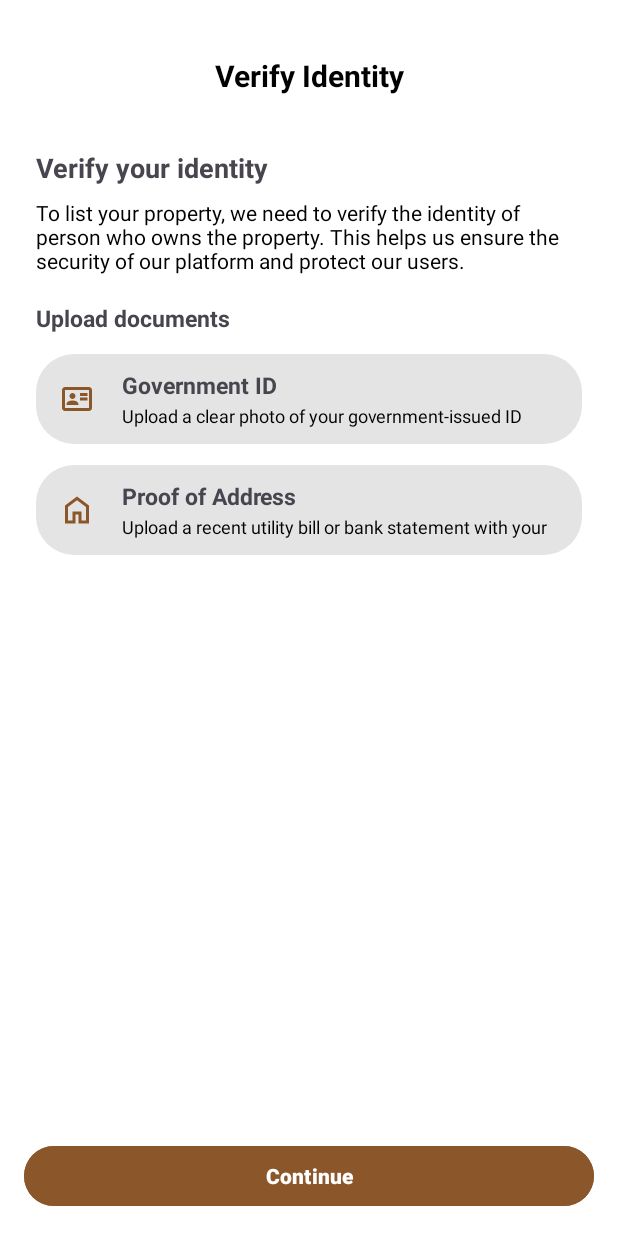
After one commit to diya1094/Essence, an Android app: the IdentityUploadActivity screen opened directly, with no data from a screen before it, on a phone screen of 412 x 824 dp. The commit adds this screen. Run offline under Robolectric (Android 15) with nearby library versions, the phone set to English and light mode, and no system bars.

Commit message:
Image Upload is done

```diff
--- a/app/src/main/AndroidManifest.xml
+++ b/app/src/main/AndroidManifest.xml
@@ -17,6 +17,12 @@
         android:supportsRtl="true"
         android:theme="@style/Theme.Essence"
         tools:targetApi="31">
+        <activity
+            android:name=".AdditionalDocsActivity"
+            android:exported="false" />
+        <activity
+            android:name=".IdentityUploadActivity"
+            android:exported="false" />
         <activity
             android:name=".NotificationHelper"
             android:exported="false" />
--- /dev/null
+++ b/app/src/main/java/com/example/essence/IdentityUploadActivity.kt
@@ -0,0 +1,57 @@
+package com.example.essence
+
+import PropertySingleton
+import android.content.Intent
+import android.net.Uri
+import android.os.Bundle
+import android.widget.Button
+import android.widget.LinearLayout
+import android.widget.Toast
+import androidx.activity.result.contract.ActivityResultContracts
+import androidx.appcompat.app.AppCompatActivity
+
+class IdentityUploadActivity : AppCompatActivity() {
+
+    private var proofOfIdUri: Uri? = null
+    private var proofOfAddressUri: Uri? = null
+
+    private lateinit var continueToNextDocBtn: Button
+
+    private val selectProofOfId = registerForActivityResult(ActivityResultContracts.GetContent()) { uri: Uri? ->
+        if (uri != null) {
+            proofOfIdUri = uri
+            Toast.makeText(this, "Selected Government ID", Toast.LENGTH_SHORT).show()
+            tryEnableContinue()
+        }
+    }
+    private val selectProofOfAddress = registerForActivityResult(ActivityResultContracts.GetContent()) { uri: Uri? ->
+        if (uri != null) {
+            proofOfAddressUri = uri
+            Toast.makeText(this, "Selected Address Proof", Toast.LENGTH_SHORT).show()
+            tryEnableContinue()
+        }
+    }
+
+    override fun onCreate(savedInstanceState: Bundle?) {
+        super.onCreate(savedInstanceState)
+        setContentView(R.layout.activity_identity_upload) // your xml filename
+
+        findViewById<LinearLayout>(R.id.govtIdCard).setOnClickListener { selectProofOfId.launch("*/*") }
+        findViewById<LinearLayout>(R.id.addressCard).setOnClickListener { selectProofOfAddress.launch("*/*") }
+        continueToNextDocBtn = findViewById(R.id.continueToPaymentBtn)
+        continueToNextDocBtn.setOnClickListener { goToNextDocActivity() }
+        tryEnableContinue()
+    }
+
+    private fun tryEnableContinue() {
+        continueToNextDocBtn.isEnabled = (proofOfIdUri != null && proofOfAddressUri != null)
+    }
+
+    private fun goToNextDocActivity() {
+        PropertySingleton.identityDocUri = proofOfIdUri
+        PropertySingleton.addressDocUri = proofOfAddressUri
+
+        val nextDocIntent = Intent(this, AdditionalDocsActivity::class.java)
+        startActivity(nextDocIntent)
+    }
+}
--- /dev/null
+++ b/app/src/main/res/drawable/ic_address.xml
@@ -0,0 +1,9 @@
+<vector xmlns:android="http://schemas.android.com/apk/res/android"
+    android:width="24dp"
+    android:height="24dp"
+    android:viewportWidth="960"
+    android:viewportHeight="960">
+  <path
+      android:pathData="M240,760h120v-240h240v240h120v-360L480,220 240,400v360ZM160,840v-480l320,-240 320,240v480L520,840v-240h-80v240L160,840ZM480,490Z"
+      android:fillColor="#8B572A"/>
+</vector>
--- /dev/null
+++ b/app/src/main/res/drawable/ic_govt_id.xml
@@ -0,0 +1,9 @@
+<vector xmlns:android="http://schemas.android.com/apk/res/android"
+    android:width="24dp"
+    android:height="24dp"
+    android:viewportWidth="960"
+    android:viewportHeight="960">
+  <path
+      android:pathData="M560,520h200v-80L560,440v80ZM560,400h200v-80L560,320v80ZM200,640h320v-22q0,-45 -44,-71.5T360,520q-72,0 -116,26.5T200,618v22ZM360,480q33,0 56.5,-23.5T440,400q0,-33 -23.5,-56.5T360,320q-33,0 -56.5,23.5T280,400q0,33 23.5,56.5T360,480ZM160,800q-33,0 -56.5,-23.5T80,720v-480q0,-33 23.5,-56.5T160,160h640q33,0 56.5,23.5T880,240v480q0,33 -23.5,56.5T800,800L160,800ZM160,720h640v-480L160,240v480ZM160,720v-480,480Z"
+      android:fillColor="#8B572A"/>
+</vector>
--- /dev/null
+++ b/app/src/main/res/drawable/rounded_box_selected.xml
@@ -0,0 +1,5 @@
+<shape xmlns:android="http://schemas.android.com/apk/res/android"
+    android:shape="rectangle">
+    <solid android:color="@color/primaryColor"/> <!-- your highlight color -->
+    <corners android:radius="16dp"/>
+</shape>
--- /dev/null
+++ b/app/src/main/res/layout/activity_identity_upload.xml
@@ -0,0 +1,150 @@
+<LinearLayout xmlns:android="http://schemas.android.com/apk/res/android"
+    android:layout_width="match_parent"
+    android:layout_height="match_parent"
+    android:orientation="vertical"
+    android:background="@color/white"
+    android:padding="0dp">
+
+    <TextView
+        android:layout_width="match_parent"
+        android:layout_height="50dp"
+        android:text="Verify Identity"
+        android:layout_gravity="center"
+        android:gravity="center"
+        android:textColor="@color/black"
+        android:layout_marginTop="25dp"
+        android:textSize="20sp"
+        android:textStyle="bold"/>
+
+    <ScrollView
+        android:layout_width="match_parent"
+        android:layout_height="0dp"
+        android:layout_weight="1">
+
+        <LinearLayout
+            android:id="@+id/innerContainer"
+            android:layout_width="match_parent"
+            android:layout_height="wrap_content"
+            android:orientation="vertical"
+            android:padding="24dp">
+
+            <TextView
+                android:layout_width="wrap_content"
+                android:layout_height="wrap_content"
+                android:text="Verify your identity"
+                android:textStyle="bold"
+                android:textSize="18sp"
+                android:layout_marginBottom="8dp" />
+
+            <TextView
+                android:layout_width="wrap_content"
+                android:layout_height="wrap_content"
+                android:text="To list your property, we need to verify the identity of person who owns the property. This helps us ensure the security of our platform and protect our users."
+                android:textColor="@color/black"
+                android:textSize="14sp"
+                android:layout_marginBottom="18dp" />
+
+            <TextView
+                android:layout_width="wrap_content"
+                android:layout_height="wrap_content"
+                android:text="Upload documents"
+                android:textStyle="bold"
+                android:textSize="15sp"
+                android:layout_marginBottom="13dp" />
+
+            <!-- Government ID Card -->
+            <LinearLayout
+                android:id="@+id/govtIdCard"
+                android:layout_width="match_parent"
+                android:layout_height="60dp"
+                android:orientation="horizontal"
+                android:background="@drawable/rounded_box"
+                android:gravity="center_vertical"
+                android:padding="10dp"
+                android:layout_marginBottom="14dp">
+
+                <ImageView
+                    android:layout_width="34dp"
+                    android:layout_height="34dp"
+                    android:src="@drawable/ic_govt_id"
+                    android:scaleType="centerInside"
+                    android:layout_marginEnd="13dp" />
+
+                <LinearLayout
+                    android:layout_width="0dp"
+                    android:layout_height="wrap_content"
+                    android:orientation="vertical"
+                    android:layout_weight="1">
+
+                    <TextView
+                        android:layout_width="wrap_content"
+                        android:layout_height="wrap_content"
+                        android:text="Government ID"
+                        android:textStyle="bold"
+                        android:textSize="15sp" />
+
+                    <TextView
+                        android:layout_width="wrap_content"
+                        android:layout_height="wrap_content"
+                        android:text="Upload a clear photo of your government-issued ID"
+                        android:textSize="12sp"
+                        android:textColor="@color/black"
+                        android:paddingTop="1dp"/>
+                </LinearLayout>
+
+            </LinearLayout>
+
+            <!-- Proof of Address Card -->
+            <LinearLayout
+                android:id="@+id/addressCard"
+                android:layout_width="match_parent"
+                android:layout_height="60dp"
+                android:orientation="horizontal"
+                android:background="@drawable/rounded_box"
+                android:gravity="center_vertical"
+                android:padding="10dp">
+
+                <ImageView
+                    android:layout_width="34dp"
+                    android:layout_height="34dp"
+                    android:src="@drawable/ic_address"
+                    android:scaleType="centerInside"
+                    android:layout_marginEnd="13dp" />
+
+                <LinearLayout
+                    android:layout_width="0dp"
+                    android:layout_height="wrap_content"
+                    android:orientation="vertical"
+                    android:layout_weight="1">
+
+                    <TextView
+                        android:layout_width="wrap_content"
+                        android:layout_height="wrap_content"
+                        android:text="Proof of Address"
+                        android:textStyle="bold"
+                        android:textSize="15sp" />
+
+                    <TextView
+                        android:layout_width="wrap_content"
+                        android:layout_height="wrap_content"
+                        android:text="Upload a recent utility bill or bank statement with your address"
+                        android:textSize="12sp"
+                        android:textColor="@color/black"
+                        android:paddingTop="1dp"/>
+                </LinearLayout>
+
+            </LinearLayout>
+        </LinearLayout>
+    </ScrollView>
+
+    <Button
+        android:id="@+id/continueToPaymentBtn"
+        android:layout_width="match_parent"
+        android:layout_height="48dp"
+        android:text="Continue"
+        android:backgroundTint="@color/primaryColor"
+        android:textColor="@android:color/white"
+        android:textStyle="bold"
+        android:layout_margin="16dp"
+        android:enabled="false"/>
+</LinearLayout>
```
Also changed, not shown: app/src/main/java/PropertySingleton.kt (added, +16 -0 lines), app/src/main/java/SupabaseManager.kt (added, +15 -0 lines), app/src/main/java/com/example/essence/AdditionalDocsActivity.kt (added, +95 -0 lines), app/src/main/java/com/example/essence/UploadPropertyActivity.kt (+80 -87 lines), app/src/main/res/drawable/ic_file.xml (added, +9 -0 lines), app/src/main/res/layout/activity_additional_docs.xml (added, +67 -0 lines), app/src/main/res/layout/include_doc_card.xml (added, +44 -0 lines).
